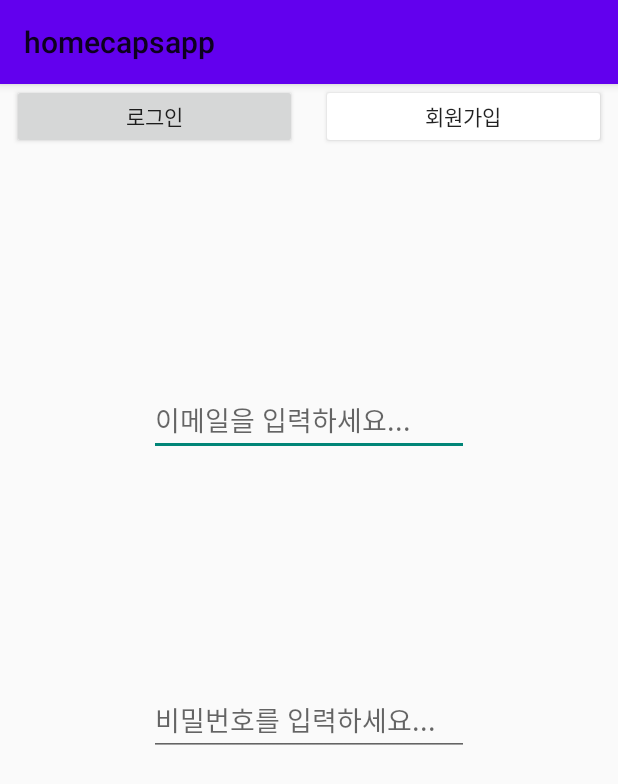
After one commit to leeeeyz77/homecaps, an Android app: the LoginActivity screen opened directly, with no data from a screen before it, on a phone screen of 412 x 824 dp. The commit adds this screen. Shown: the top 784 px of the screen. Run offline under Robolectric (Android 15) with nearby library versions, the phone set to English and light mode, and no system bars.

Commit message:
register

```diff
--- /dev/null
+++ b/app/src/main/java/com/example/homecapsapp/LoginActivity.java
@@ -0,0 +1,26 @@
+package com.example.homecapsapp;
+
+import androidx.appcompat.app.AppCompatActivity;
+
+import android.content.Intent;
+import android.os.Bundle;
+import android.view.View;
+import android.widget.Button;
+
+public class LoginActivity extends AppCompatActivity {
+
+    @Override
+    protected void onCreate(Bundle savedInstanceState) {
+        super.onCreate(savedInstanceState);
+        setContentView(R.layout.activity_login);
+
+        Button btn_register = findViewById(R.id.btn_register);
+        btn_register.setOnClickListener(new View.OnClickListener() {
+            @Override
+            public void onClick(View view) {
+                Intent intent = new Intent(LoginActivity.this, RegisterActivity.class);
+                startActivity(intent);
+            }
+        });
+    }
+}
--- /dev/null
+++ b/app/src/main/res/layout/activity_login.xml
@@ -0,0 +1,53 @@
+<?xml version="1.0" encoding="utf-8"?>
+<androidx.constraintlayout.widget.ConstraintLayout xmlns:android="http://schemas.android.com/apk/res/android"
+    xmlns:app="http://schemas.android.com/apk/res-auto"
+    xmlns:tools="http://schemas.android.com/tools"
+    android:layout_width="match_parent"
+    android:layout_height="match_parent"
+    tools:context=".LoginActivity">
+
+    <EditText
+        android:id="@+id/et_email"
+        android:layout_width="wrap_content"
+        android:layout_height="wrap_content"
+        android:layout_marginTop="200dp"
+        android:ems="10"
+        android:hint="이메일을 입력하세요..."
+        android:inputType="textEmailAddress"
+        app:layout_constraintEnd_toEndOf="parent"
+        app:layout_constraintStart_toStartOf="parent"
+        app:layout_constraintTop_toTopOf="parent" />
+
+    <EditText
+        android:id="@+id/et_pwd"
+        android:layout_width="wrap_content"
+        android:layout_height="wrap_content"
+        android:layout_marginTop="400dp"
+        android:ems="10"
+        android:hint="비밀번호를 입력하세요..."
+        android:inputType="textPassword"
+        app:layout_constraintEnd_toEndOf="parent"
+        app:layout_constraintStart_toStartOf="parent"
+        app:layout_constraintTop_toTopOf="parent" />
+
+    <Button
+        android:id="@+id/btn_login"
+        android:layout_width="0dp"
+        android:layout_height="43dp"
+        android:text="로그인"
+        android:layout_margin="8dp"
+        app:layout_constraintEnd_toStartOf="@+id/btn_register"
+        app:layout_constraintStart_toStartOf="parent"
+        tools:layout_editor_absoluteY="656dp" />
+
+    <Button
+        android:id="@+id/btn_register"
+        android:layout_width="0dp"
+        android:layout_height="43dp"
+        android:text="회원가입"
+        android:backgroundTint="@color/white"
+        android:layout_margin="8dp"
+        app:layout_constraintEnd_toEndOf="parent"
+        app:layout_constraintStart_toEndOf="@+id/btn_login"
+        tools:layout_editor_absoluteY="656dp" />
+</androidx.constraintlayout.widget.ConstraintLayout>
```
Also changed, not shown: app/build.gradle (+22 -0 lines), app/src/main/AndroidManifest.xml (+13 -3 lines), app/src/main/java/com/example/homecapsapp/RegisterActivity.java (added, +63 -0 lines), app/src/main/java/com/example/homecapsapp/UserAccount.java (added, +37 -0 lines), app/src/main/res/layout/activity_main.xml (+4 -4 lines), app/src/main/res/layout/activity_register.xml (added, +42 -0 lines), build.gradle (+19 -1 lines), gradle/wrapper/gradle-wrapper.properties, 1 other file.
